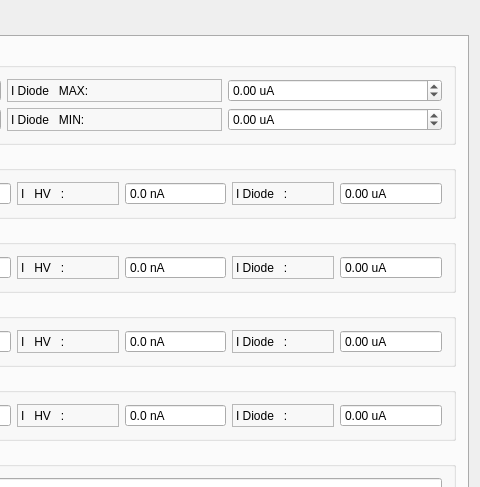
First picture: the form in mbspex/gui/qt/apfel/ApfelWidget.ui, repository gsi-ee/drivers, before the edit; both pictures show x 913 to 1393 and y 0 to 487 of the 1393 by 595 pixel window.
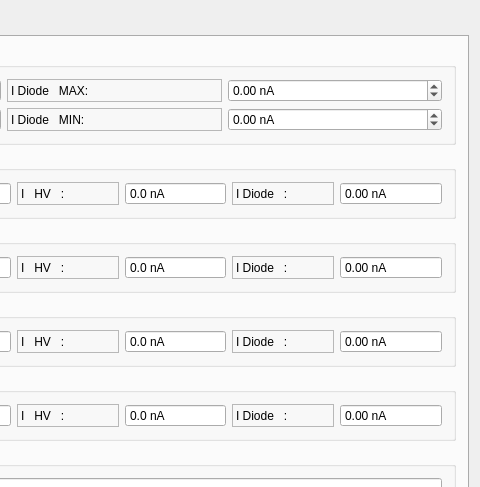
Second picture: the form after the edit. The open tabs and pages were chosen to show the change. Custom widgets are drawn as their Qt base class.

Commit message: apfel gui: changed range for diode current to nA reduced slleep between current measurements

The edit to the form file:
```diff
--- a/mbspex/gui/qt/apfel/ApfelWidget.ui
+++ b/mbspex/gui/qt/apfel/ApfelWidget.ui
@@ -8151,7 +8151,7 @@
                <string>Maximum allowed current measured for Diode (Alarm HI)</string>
               </property>
               <property name="suffix">
-               <string> uA</string>
+               <string> nA</string>
               </property>
               <property name="minimum">
                <double>-1.000000000000000</double>
@@ -8271,10 +8271,10 @@
                <string>Minimum allowed current measured for Diode (Alarm LO)</string>
               </property>
               <property name="suffix">
-               <string> uA</string>
+               <string> nA</string>
               </property>
               <property name="minimum">
-               <double>-1.000000000000000</double>
+               <double>-500.000000000000000</double>
               </property>
               <property name="maximum">
                <double>5000.000000000000000</double>
@@ -8573,7 +8573,7 @@
                  <enum>QAbstractSpinBox::NoButtons</enum>
                 </property>
                 <property name="suffix">
-                 <string> uA</string>
+                 <string> nA</string>
                 </property>
                 <property name="minimum">
                  <double>-5000.000000000000000</double>
@@ -8867,7 +8867,7 @@
                  <enum>QAbstractSpinBox::NoButtons</enum>
                 </property>
                 <property name="suffix">
-                 <string> uA</string>
+                 <string> nA</string>
                 </property>
                 <property name="minimum">
                  <double>-5000.000000000000000</double>
@@ -9161,7 +9161,7 @@
                  <enum>QAbstractSpinBox::NoButtons</enum>
                 </property>
                 <property name="suffix">
-                 <string> uA</string>
+                 <string> nA</string>
                 </property>
                 <property name="minimum">
                  <double>-5000.000000000000000</double>
@@ -9458,7 +9458,7 @@
                  <enum>QAbstractSpinBox::NoButtons</enum>
                 </property>
                 <property name="suffix">
-                 <string> uA</string>
+                 <string> nA</string>
                 </property>
                 <property name="decimals">
                  <number>2</number>
```
Left out of the diff: 2 changed lines with no effect on the pictures. The commit also changes 2 other files.
